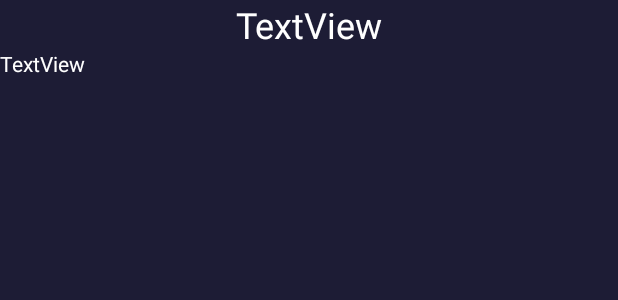
After one commit to faa0/NearbyMovies, an Android app: the layout fragment_compare.xml on its own in the app's theme, with its tools: preview values and no code run, on a phone screen of 412 x 824 dp. The commit adds this screen. Shown: the top 300 px of the screen. Run offline under Robolectric (Android 15) with nearby library versions, the phone set to English and light mode, and no system bars; network calls fail.

```diff
--- a/app/src/main/java/com/fara/nearbymovies/db/dao/MovieDao.kt
+++ b/app/src/main/java/com/fara/nearbymovies/db/dao/MovieDao.kt
@@ -1,8 +1,10 @@
 package com.fara.nearbymovies.db.dao
 
+import androidx.lifecycle.LiveData
 import androidx.room.Dao
 import androidx.room.Insert
 import androidx.room.OnConflictStrategy
+import androidx.room.Query
 import com.fara.nearbymovies.db.model.Movie
 
 @Dao
@@ -10,4 +12,7 @@ interface MovieDao {
 
     @Insert(onConflict = OnConflictStrategy.REPLACE)
     fun upsert(movie: List<Movie>)
+
+    @Query("SELECT session FROM movies_table WHERE title = :title")
+    fun getSessionByTitle(title: String): LiveData<List<String>>
 }
--- a/app/src/main/java/com/fara/nearbymovies/db/model/Movie.kt
+++ b/app/src/main/java/com/fara/nearbymovies/db/model/Movie.kt
@@ -11,5 +11,5 @@ data class Movie(
     val cinema: String = "",
     val title: String = "",
     @TypeConverters(Converter::class)
-    val session: List<Session>?,
+    val session: List<Session>,
 )
--- a/app/src/main/java/com/fara/nearbymovies/repository/LocalRepository.kt
+++ b/app/src/main/java/com/fara/nearbymovies/repository/LocalRepository.kt
@@ -15,4 +15,6 @@ class LocalRepository(private val db: AppDatabase) {
     fun deleteCinema(cinema: Cinema) = db.cinemaDao().deleteCinema(cinema)
 
     fun upsertMovieListDetail(movie: List<Movie>) = db.movieDao().upsert(movie)
+
+    fun getSessionByTitle(title: String) = db.movieDao().getSessionByTitle(title)
 }
--- /dev/null
+++ b/app/src/main/res/layout/fragment_compare.xml
@@ -0,0 +1,29 @@
+<?xml version="1.0" encoding="utf-8"?>
+<androidx.constraintlayout.widget.ConstraintLayout xmlns:android="http://schemas.android.com/apk/res/android"
+    xmlns:app="http://schemas.android.com/apk/res-auto"
+    android:layout_width="match_parent"
+    android:layout_height="match_parent"
+    android:background="@color/purple_500">
+
+    <TextView
+        android:id="@+id/tvTitle"
+        android:layout_width="wrap_content"
+        android:layout_height="wrap_content"
+        android:text="TextView"
+        android:textColor="@color/white"
+        android:textSize="24sp"
+        app:layout_constraintEnd_toEndOf="parent"
+        app:layout_constraintStart_toStartOf="parent"
+        app:layout_constraintTop_toTopOf="parent" />
+
+    <TextView
+        android:id="@+id/tvMultiplex"
+        android:layout_width="0dp"
+        android:layout_height="0dp"
+        android:text="TextView"
+        android:textColor="@color/white"
+        app:layout_constraintBottom_toBottomOf="parent"
+        app:layout_constraintEnd_toEndOf="parent"
+        app:layout_constraintStart_toStartOf="parent"
+        app:layout_constraintTop_toBottomOf="@+id/tvTitle" />
+</androidx.constraintlayout.widget.ConstraintLayout>
```
Also changed, not shown: app/src/main/java/com/fara/nearbymovies/adapter/PremiereAdapter.kt (+9 -0 lines), app/src/main/java/com/fara/nearbymovies/ui/fragment/CompareFragment.kt (added, +39 -0 lines), app/src/main/java/com/fara/nearbymovies/ui/fragment/PremiereFragment.kt (+11 -0 lines), app/src/main/java/com/fara/nearbymovies/viewmodel/MovieViewModel.kt (+5 -2 lines), app/src/main/res/layout/item_premiere.xml (+13 -0 lines), app/src/main/res/navigation/movie_nav_graph.xml (+18 -0 lines).
